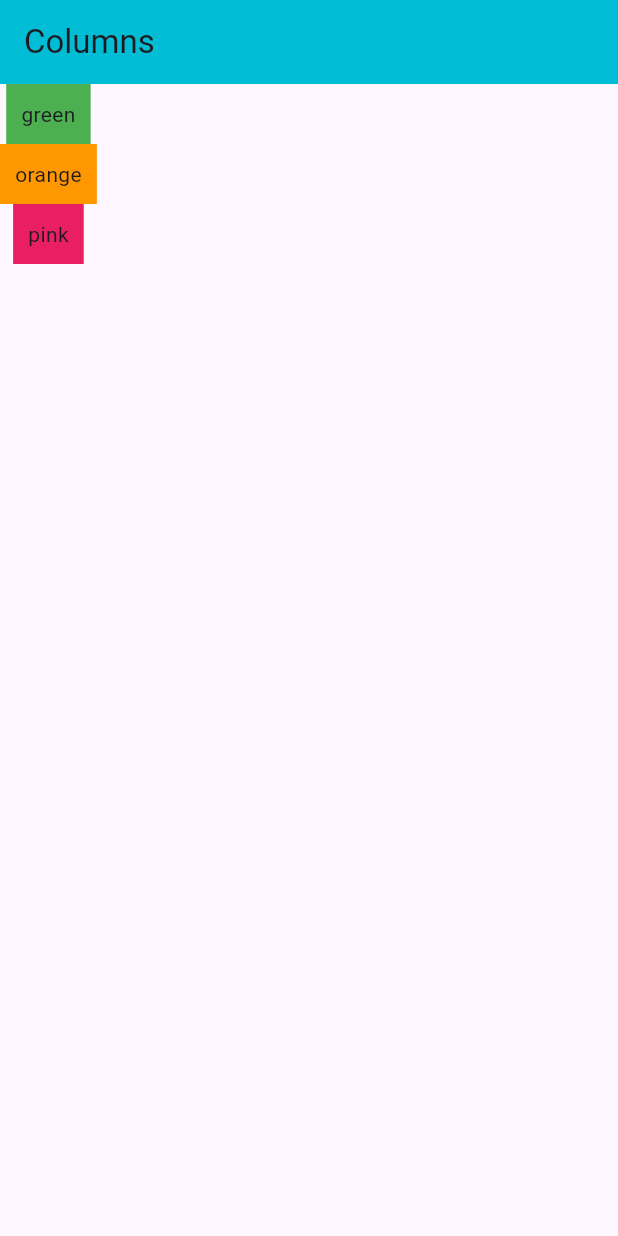
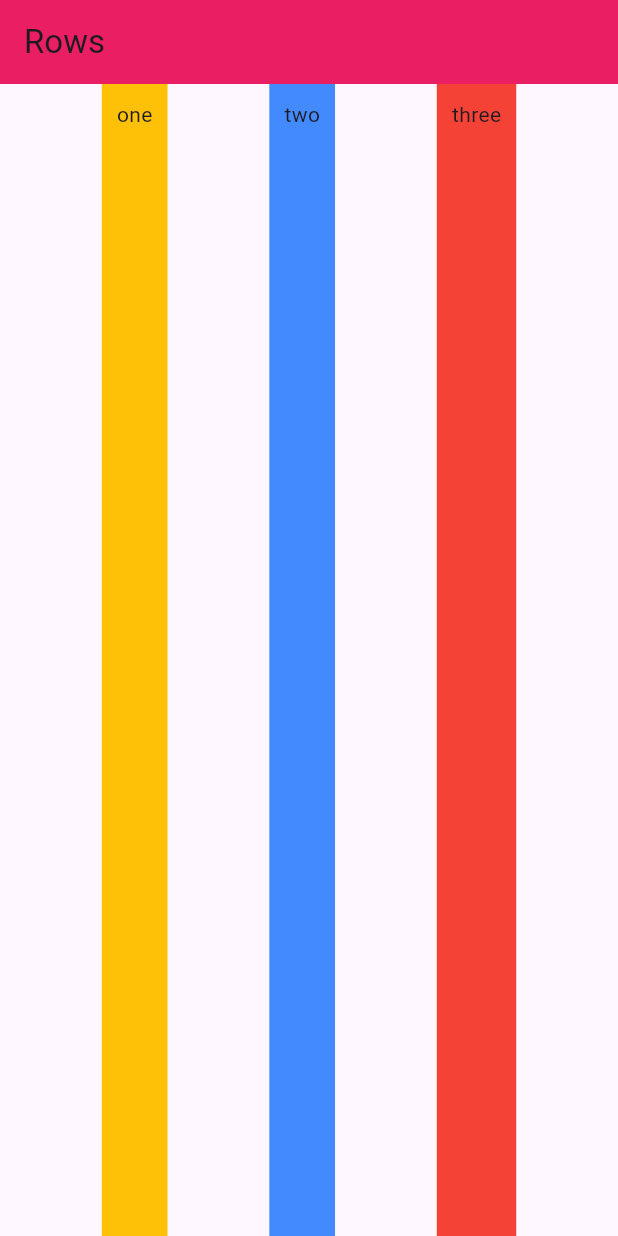
Before and after one commit to psaraviaq/libraries-and-frameworks, a Flutter app: the screen it shows after launch, on a phone screen of 412 x 824 dp. Run offline on Flutter 3.47's test engine with Material 3 defaults, Android fonts, the phone set to English and light mode, and no system bars.

Commit message:
add Row widget

```diff
--- a/dart/flutter/first_app/lib/main.dart
+++ b/dart/flutter/first_app/lib/main.dart
@@ -1,4 +1,5 @@
-import 'package:first_app/columns.dart';
+// import 'package:first_app/columns.dart';
+import 'package:first_app/rows.dart';
 import 'package:flutter/material.dart';
 
 //* To use a widget from another file, import it at the top of the file
@@ -92,9 +93,10 @@ void main_03() {
   ));
 }
 
-//^ "Column" widget
+//^ "Column" and "Row" widgets
 void main() {
   runApp(const MaterialApp(
-    home: Columns(),
+    // home: Columns(),
+    home: Rows(),
   ));
 }
--- /dev/null
+++ b/dart/flutter/first_app/lib/rows.dart
@@ -0,0 +1,37 @@
+import 'package:flutter/material.dart';
+
+class Rows extends StatelessWidget {
+  const Rows({super.key});
+
+  @override
+  Widget build(BuildContext context) {
+    return Scaffold(
+      appBar: AppBar(
+        title: const Text("Rows"),
+        backgroundColor: Colors.pink,
+      ),
+      //* Use the "Row" widget to display widgets in a row
+      body: Row(
+        mainAxisAlignment: MainAxisAlignment.spaceEvenly,
+        crossAxisAlignment: CrossAxisAlignment.stretch,
+        children: [
+          Container(
+            color: Colors.amber,
+            padding: const EdgeInsets.all(10),
+            child: const Text ("one"),
+          ),
+          Container(
+            color: Colors.blueAccent,
+            padding: const EdgeInsets.all(10),
+            child: const Text ("two"),
+          ),
+          Container(
+            color: Colors.red,
+            padding: const EdgeInsets.all(10),
+            child: const Text ("three"),
+          ),
+        ]
+      ),
+    );
+  }
+}
```
